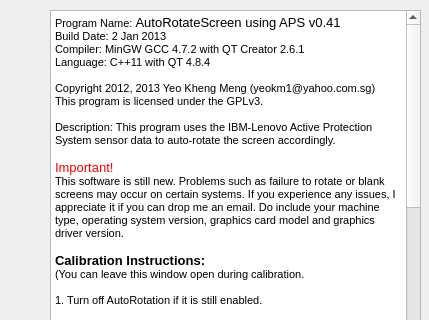
Old version of the form auto-rotate-screen/HelpDialog.ui in the repository yeokm1/auto-rotate-screen; both pictures show x 0 to 429 and y 0 to 320 of the 429 by 478 pixel window.
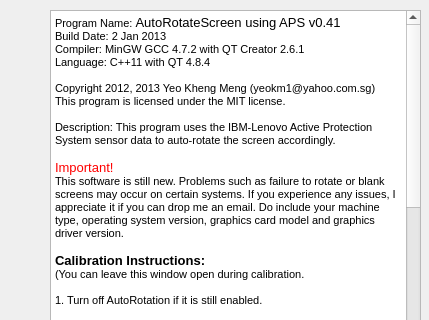
New version of the form. Icons and pictures are not drawn.

Commit message: Changed license to MIT

The edit to the form file:
```diff
--- a/auto-rotate-screen/HelpDialog.ui
+++ b/auto-rotate-screen/HelpDialog.ui
@@ -50,7 +50,7 @@
 &lt;p style=&quot; margin-top:0px; margin-bottom:0px; margin-left:0px; margin-right:0px; -qt-block-indent:0; text-indent:0px;&quot;&gt;&lt;span style=&quot; font-size:8pt;&quot;&gt;Language: C++11 with QT 4.8.4&lt;/span&gt;&lt;/p&gt;
 &lt;p style=&quot;-qt-paragraph-type:empty; margin-top:0px; margin-bottom:0px; margin-left:0px; margin-right:0px; -qt-block-indent:0; text-indent:0px; font-size:8pt;&quot;&gt;&lt;br /&gt;&lt;/p&gt;
 &lt;p style=&quot; margin-top:0px; margin-bottom:0px; margin-left:0px; margin-right:0px; -qt-block-indent:0; text-indent:0px;&quot;&gt;&lt;span style=&quot; font-size:8pt;&quot;&gt;Copyright 2012, 2013 Yeo Kheng Meng (yeokm1@yahoo.com.sg)&lt;/span&gt;&lt;/p&gt;
-&lt;p style=&quot; margin-top:0px; margin-bottom:0px; margin-left:0px; margin-right:0px; -qt-block-indent:0; text-indent:0px;&quot;&gt;&lt;span style=&quot; font-size:8pt;&quot;&gt;This program is licensed under the GPLv3.&lt;/span&gt;&lt;/p&gt;
+&lt;p style=&quot; margin-top:0px; margin-bottom:0px; margin-left:0px; margin-right:0px; -qt-block-indent:0; text-indent:0px;&quot;&gt;&lt;span style=&quot; font-size:8pt;&quot;&gt;This program is licensed under the MIT license.&lt;/span&gt;&lt;/p&gt;
 &lt;p style=&quot;-qt-paragraph-type:empty; margin-top:0px; margin-bottom:0px; margin-left:0px; margin-right:0px; -qt-block-indent:0; text-indent:0px; font-size:8pt;&quot;&gt;&lt;br /&gt;&lt;/p&gt;
 &lt;p style=&quot; margin-top:0px; margin-bottom:0px; margin-left:0px; margin-right:0px; -qt-block-indent:0; text-indent:0px;&quot;&gt;&lt;span style=&quot; font-size:8pt;&quot;&gt;Description: This program uses the IBM-Lenovo Active Protection System sensor data to auto-rotate the screen accordingly.&lt;/span&gt;&lt;/p&gt;
 &lt;p style=&quot;-qt-paragraph-type:empty; margin-top:0px; margin-bottom:0px; margin-left:0px; margin-right:0px; -qt-block-indent:0; text-indent:0px; font-size:8pt;&quot;&gt;&lt;br /&gt;&lt;/p&gt;
```
